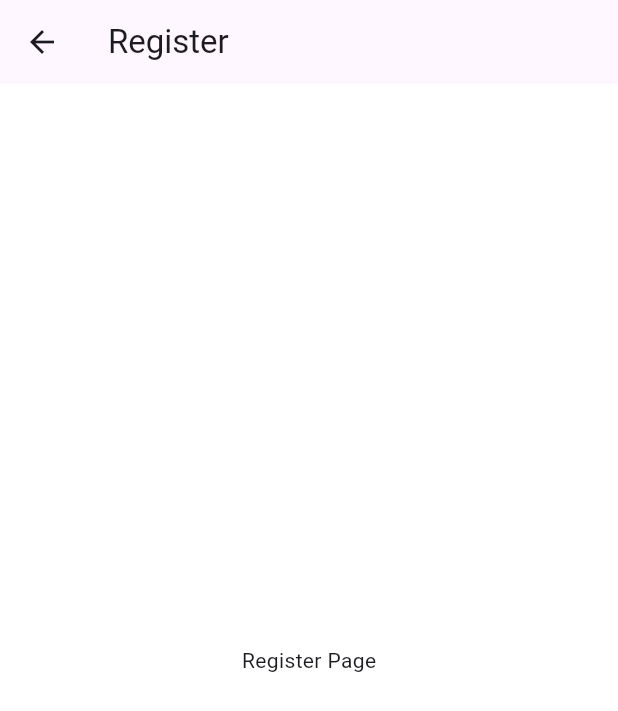
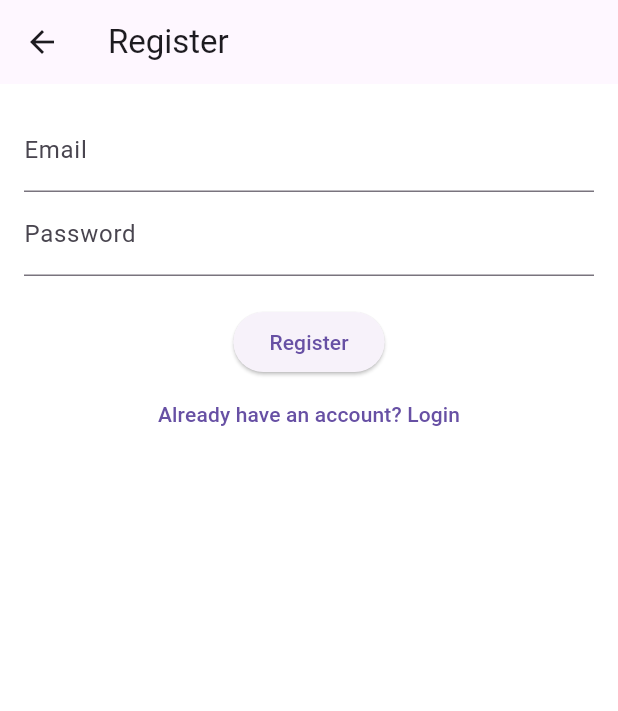
Before and after one commit to Yehoshuaro/core-track, a Flutter app: the RegisterPage screen opened directly, on a phone screen of 412 x 824 dp. Shown: the top 711 px of the screen. Run offline on Flutter 3.47's test engine with Material 3 defaults, Android fonts, the phone set to English and light mode, and no system bars; our stand-ins replace hive, hive_flutter; accounts and stored records are empty.

Commit message:
working, but simple login and register pages

```diff
--- a/lib/pages/home_page.dart
+++ b/lib/pages/home_page.dart
@@ -50,7 +50,7 @@ class RoyalHomePage extends StatelessWidget {
                     ),
                     SizedBox(height: 10),
                     Text(
-                      'What is the CoreTrack application? ...',
+                      'What is the CoreTrack application?',
                       style: TextStyle(fontSize: 18),
                     ),
                     SizedBox(height: 20),
--- a/lib/pages/login_page.dart
+++ b/lib/pages/login_page.dart
@@ -1,11 +1,71 @@
 import 'package:flutter/material.dart';
+import 'package:hive/hive.dart';
+import 'register_page.dart';
+import 'home_page.dart';
 
 class LoginPage extends StatelessWidget {
+  final TextEditingController emailController = TextEditingController();
+  final TextEditingController passwordController = TextEditingController();
+
+  void loginUser(BuildContext context) {
+    final box = Hive.box('users');
+    final email = emailController.text.trim();
+    final password = passwordController.text;
+
+    final storedPassword = box.get(email);
+    if (storedPassword == password) {
+      Navigator.pushReplacement(context, MaterialPageRoute(builder: (_) => RoyalHomePage()));
+    }
+    else{
+      ScaffoldMessenger.of(context).showSnackBar(SnackBar(content: Text("Invalid email or password")));
+    }
+  }
+
   @override
   Widget build(BuildContext context) {
     return Scaffold(
       appBar: AppBar(title: Text("Login")),
-      body: Center(child: Text("Login Page")),
+      body: Padding(
+        padding: EdgeInsets.all(16),
+        child: Column(
+          children: [
+            TextField(controller: emailController, decoration: InputDecoration(labelText: "Email")),
+            TextField(controller: passwordController, obscureText: true, decoration: InputDecoration(labelText: "Password")),
+            SizedBox(height: 20),
+            ElevatedButton(onPressed: () => loginUser(context), child: Text("Login")),
+            TextButton(onPressed: () => Navigator.push(context, MaterialPageRoute(builder: (_) => RegisterPage())), child: Text("Don't have an account? Go to Register")),
+            TextButton(onPressed: () => _showResetDialog(context), child: Text("Forgot password?"))
+          ],
+        ),
+      ),
+    );
+  }
+
+  void _showResetDialog(BuildContext context) {
+    final resetController = TextEditingController();
+    showDialog(
+      context: context,
+      builder: (_) => AlertDialog(
+        title: Text("Reset Password"),
+        content: TextField(controller: resetController, decoration: InputDecoration(labelText: "Enter your email")),
+        actions: [
+          TextButton(
+            onPressed: () {
+              final box = Hive.box('users');
+              final email = resetController.text.trim();
+              final newPassword = "bgtiz9UEMM";
+              if (box.containsKey(email)) {
+                box.put(email, newPassword);
+                ScaffoldMessenger.of(context).showSnackBar(SnackBar(content: Text("New password: $newPassword")));
+              } else {
+                ScaffoldMessenger.of(context).showSnackBar(SnackBar(content: Text("Email not found")));
+              }
+              Navigator.pop(context);
+            },
+            child: Text("Reset"),
+          )
+        ],
+      ),
     );
   }
 }
--- a/lib/pages/register_page.dart
+++ b/lib/pages/register_page.dart
@@ -1,11 +1,45 @@
 import 'package:flutter/material.dart';
+import 'package:hive/hive.dart';
+import 'login_page.dart';
 
 class RegisterPage extends StatelessWidget {
+  final TextEditingController emailController = TextEditingController();
+  final TextEditingController passwordController = TextEditingController();
+
+  void registerUser(BuildContext context) {
+    final email = emailController.text.trim();
+    final password = passwordController.text;
+    final box = Hive.box('users');
+
+    if (email.isNotEmpty && password.isNotEmpty) {
+      if (box.containsKey(email)) {
+        ScaffoldMessenger.of(context).showSnackBar(SnackBar(content: Text("User already exists")));
+      } else {
+        box.put(email, password);
+        ScaffoldMessenger.of(context).showSnackBar(SnackBar(content: Text("Registered successfully")));
+        Navigator.pushReplacement(context, MaterialPageRoute(builder: (_) => LoginPage()));
+      }
+    } else {
+      ScaffoldMessenger.of(context).showSnackBar(SnackBar(content: Text("Fill all fields")));
+    }
+  }
+
   @override
   Widget build(BuildContext context) {
     return Scaffold(
       appBar: AppBar(title: Text("Register")),
-      body: Center(child: Text("Register Page")),
+      body: Padding(
+        padding: EdgeInsets.all(16),
+        child: Column(
+          children: [
+            TextField(controller: emailController, decoration: InputDecoration(labelText: "Email")),
+            TextField(controller: passwordController, obscureText: true, decoration: InputDecoration(labelText: "Password")),
+            SizedBox(height: 20),
+            ElevatedButton(onPressed: () => registerUser(context), child: Text("Register")),
+            TextButton(onPressed: () => Navigator.pushReplacement(context, MaterialPageRoute(builder: (_) => LoginPage())), child: Text("Already have an account? Login")),
+          ],
+        ),
+      ),
     );
   }
 }
--- a/pubspec.yaml
+++ b/pubspec.yaml
@@ -34,7 +34,7 @@ dependencies:
   hive: ^2.2.3
   hive_flutter: ^1.1.0
   path_provider: ^2.1.2
-  # UI
+  # path_provider: ^2.0.15
   flutter_riverpod: ^2.5.1
   fl_chart: ^0.63.0
 
```
Also changed, not shown: lib/main.dart (+10 -7 lines).
